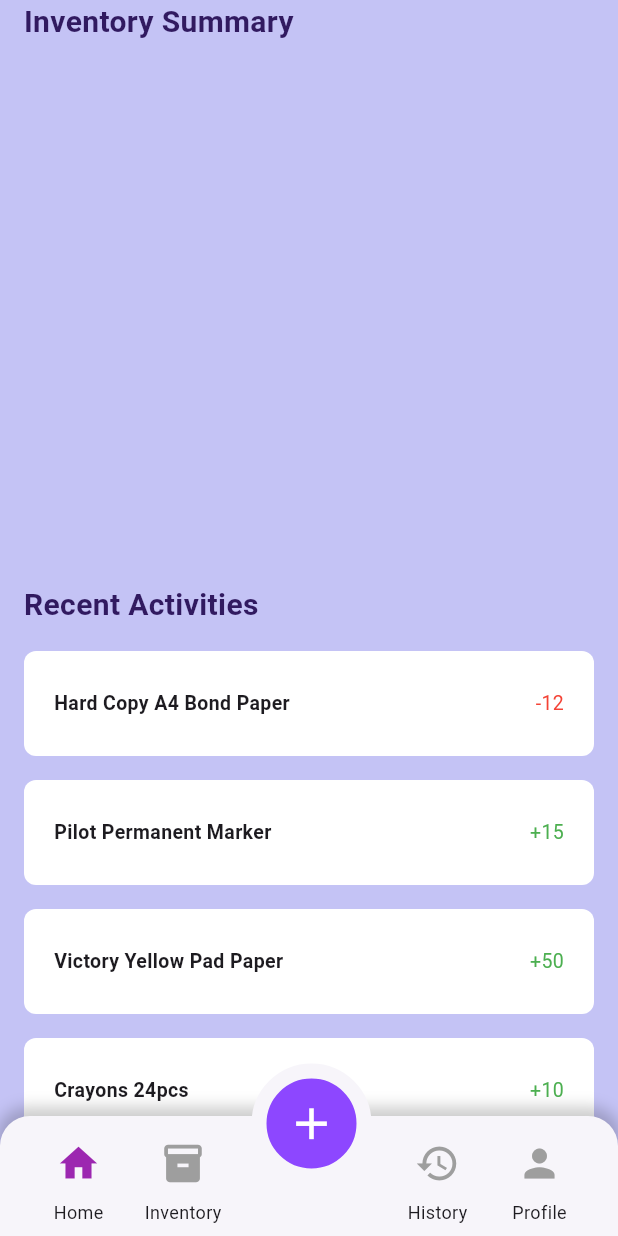
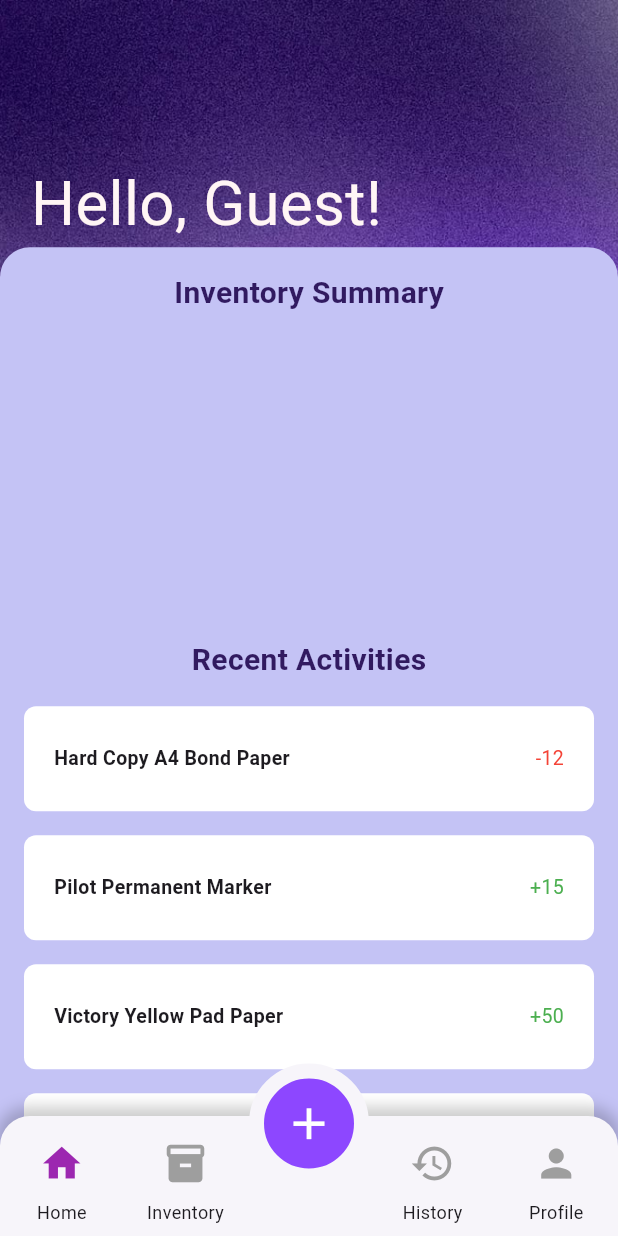
Before and after one commit to RandelYumul/sKEEP, a Flutter app: the screen it shows after launch, after a tap on "LOGIN", on a phone screen of 412 x 824 dp. Run offline on Flutter 3.47's test engine with Material 3 defaults, Android fonts, the phone set to English and light mode, and no system bars.

Commit message:
Login responsive, home, opening, and bottom_nav adjusted.

```diff
--- a/skeep/lib/pages/home_page.dart
+++ b/skeep/lib/pages/home_page.dart
@@ -3,10 +3,11 @@ import 'package:skeep/pages/widgets/recent_activities.dart';
 import 'widgets/bottom_nav.dart';
 
 class HomePage extends StatelessWidget {
-  HomePage({super.key});
+  HomePage({super.key, required this.username});
 
-  List recentActivities = [
-    // Example data
+  final String username;
+
+  final List recentActivities = [
     {'productName': 'Hard Copy A4 Bond Paper', 'quantityChange': -12},
     {'productName': 'Pilot Permanent Marker', 'quantityChange': 15},
     {'productName': 'Victory Yellow Pad Paper', 'quantityChange': 50},
@@ -26,37 +27,50 @@ class HomePage extends StatelessWidget {
             fit: BoxFit.cover,
           ),
         ),
-        child: Container(
+        child: Column(
+          mainAxisAlignment: MainAxisAlignment.end,
+          children: [
+            SizedBox(
+              width: MediaQuery.of(context).size.width * 0.9,
+              child: Text("Hello, $username!",
+              style: TextStyle(
+                color: Color(0xFFFFF5F5),
+                fontSize: MediaQuery.of(context).size.height * 0.05),
+                textAlign: TextAlign.left,
+                ),
+              ),
+            Container(
+              height: MediaQuery.of(context).size.height * 0.8,
+              width: double.infinity,
+              decoration: const BoxDecoration(
                 color: Color(0xFFC4C3F5),
-          child: Center(
+                borderRadius: BorderRadius.only(
+                  topLeft: Radius.circular(20),
+                  topRight: Radius.circular(20),
+                ),
+              ),
               child: Column(
                 children: [
                   // Inventory Summary
-                Container(
-                  padding: EdgeInsets.only(left: 16),
-                  alignment: Alignment.centerLeft,
+                  Padding(
+                    padding: const EdgeInsets.only(top: 16),
                     child: Text(
                       'Inventory Summary',
-                    textAlign: TextAlign.right,
-                    style: TextStyle(
+                      style: const TextStyle(
                         fontSize: 20,
                         fontWeight: FontWeight.bold,
                         color: Color(0xFF311A60),
                       ),
                     ),
                   ),
-                SizedBox(height: 300), //Temporary space for inventory summary
-                // Horizontal Line
-                SizedBox(height: 60),
+                  const SizedBox(height: 200), // temporary space
 
-                //Recent Activites
-                Container(
-                  padding: EdgeInsets.only(left: 16),
-                  alignment: Alignment.centerLeft,
+                  // Recent Activities
+                  Padding(
+                    padding: const EdgeInsets.only(top: 16),
                     child: Text(
                       'Recent Activities',
-                    textAlign: TextAlign.right,
-                    style: TextStyle(
+                      style: const TextStyle(
                         fontSize: 20,
                         fontWeight: FontWeight.bold,
                         color: Color(0xFF311A60),
@@ -70,15 +84,16 @@ class HomePage extends StatelessWidget {
                       itemBuilder: (context, index) {
                         return RecentActivities(
                           productName: recentActivities[index]['productName'],
-                        quantityChange:
-                            recentActivities[index]['quantityChange'],
+                          quantityChange: recentActivities[index]['quantityChange'],
                         );
                       },
                     ),
                   ),
+                  SizedBox(height: MediaQuery.of(context).size.height * 0.03),
                 ],
               ),
             ),
+          ],
         ),
       ),
 
--- a/skeep/lib/pages/login_page.dart
+++ b/skeep/lib/pages/login_page.dart
@@ -3,7 +3,9 @@ import 'package:skeep/pages/home_page.dart';
 import 'sign_up_page.dart';
 
 class LoginPage extends StatelessWidget {
-  const LoginPage({super.key});
+  LoginPage({super.key});
+
+  final TextEditingController _usernameController = TextEditingController();
 
   @override
   Widget build(BuildContext context) {
@@ -17,13 +19,16 @@ class LoginPage extends StatelessWidget {
             fit: BoxFit.cover,
           ),
         ),
+        child: SingleChildScrollView(
           child: Column(
             mainAxisAlignment: MainAxisAlignment.center,
             children: [
-            Image.asset('lib/assets/Logo.png', width: 110),
-            const SizedBox(height: 40),
+              SizedBox(height: (MediaQuery.of(context).size.height * 0.07).clamp(1, 600)),
+              Image.asset('lib/assets/Logo.png', width: (MediaQuery.of(context).size.width * 0.3).clamp(50.0, 100.0)),
+              SizedBox(height: MediaQuery.of(context).size.height * 0.03),
               Container(
-              width: 300,
+                width: MediaQuery.of(context).size.width * 0.7,
+                constraints: const BoxConstraints(minWidth: 200, maxWidth: 500),
                 padding: const EdgeInsets.all(30),
                 decoration: BoxDecoration(
                   color: const Color(0x80F0F8FF),
@@ -44,28 +49,27 @@ class LoginPage extends StatelessWidget {
                         textAlign: TextAlign.center,
                       ),
                     ),
-                  SizedBox(height: 3),
-                  SizedBox(
-                    width: double.infinity,
-                    child: const Text(
+                    SizedBox(height: MediaQuery.of(context).size.height * 0.005),
+                    const Text(
                       'Email/Username',
                       style: TextStyle(fontSize: 12, color: Color(0xFF634795)),
                       textAlign: TextAlign.left,
                     ),
-                  ),
-                  SizedBox(height: 5),
-                  SizedBox(
-                    width: double.infinity,
-                    child: TextField(
+                    const SizedBox(height: 5),
+                    TextField(
+                      controller: _usernameController,
                       decoration: InputDecoration(
-                        prefixIcon: Icon(Icons.person),
+                        prefixIcon: const Icon(Icons.person),
                         hintText: 'Enter email/username here',
                         hintStyle: TextStyle(
                           fontSize: 12,
                           color: Colors.grey[600],
                           fontStyle: FontStyle.italic,
                         ),
-                        contentPadding: EdgeInsets.symmetric(vertical: 5),
+                        contentPadding: EdgeInsets.symmetric(
+                          vertical: 5,
+                          horizontal: MediaQuery.of(context).size.width * 0.02,
+                        ),
                         border: OutlineInputBorder(
                           borderRadius: BorderRadius.circular(10),
                         ),
@@ -73,29 +77,27 @@ class LoginPage extends StatelessWidget {
                         fillColor: Colors.white.withOpacity(0.8),
                       ),
                     ),
-                  ),
-                  SizedBox(height: 10),
-                  SizedBox(
-                    width: double.infinity,
-                    child: const Text(
+                    const SizedBox(height: 10),
+                    const Text(
                       'Password',
                       style: TextStyle(fontSize: 12, color: Color(0xFF634795)),
                       textAlign: TextAlign.left,
                     ),
-                  ),
-                  SizedBox(height: 5),
-                  SizedBox(
-                    width: double.infinity,
-                    child: TextField(
+                    const SizedBox(height: 5),
+                    TextField(
+                      obscureText: true,
                       decoration: InputDecoration(
-                        prefixIcon: Icon(Icons.lock),
+                        prefixIcon: const Icon(Icons.lock),
                         hintText: 'Enter password here',
                         hintStyle: TextStyle(
                           fontSize: 12,
                           color: Colors.grey[600],
                           fontStyle: FontStyle.italic,
                         ),
-                        contentPadding: EdgeInsets.symmetric(vertical: 5),
+                        contentPadding: EdgeInsets.symmetric(
+                          vertical: 5,
+                          horizontal: MediaQuery.of(context).size.width * 0.02,
+                        ),
                         border: OutlineInputBorder(
                           borderRadius: BorderRadius.circular(10),
                         ),
@@ -103,21 +105,21 @@ class LoginPage extends StatelessWidget {
                         fillColor: Colors.white.withOpacity(0.8),
                       ),
                     ),
-                  ),
-                  SizedBox(height: 30),
+                    SizedBox(height: MediaQuery.of(context).size.height * 0.04),
                     SizedBox(
                       width: double.infinity,
                       height: 40,
                       child: ElevatedButton(
                         onPressed: () {
-                        print('Login button pressed');
+                          String username = _usernameController.text.trim();
+                          if (username.isEmpty) username = "Guest";
                           Navigator.push(
                             context,
-                          MaterialPageRoute(builder: (context) => HomePage()),
+                            MaterialPageRoute(builder: (context) => HomePage(username: username)),
                           );
                         },
                         style: ElevatedButton.styleFrom(
-                        backgroundColor: Color(0xFF311A60),
+                          backgroundColor: const Color(0xFF311A60),
                           shape: RoundedRectangleBorder(
                             borderRadius: BorderRadius.circular(10),
                           ),
@@ -132,122 +134,97 @@ class LoginPage extends StatelessWidget {
                         ),
                       ),
                     ),
-                  SizedBox(height: 5),
-                  SizedBox(
-                    width: double.infinity,
-                    child: const Text(
+                    const SizedBox(height: 5),
+                    const Align(
+                      alignment: Alignment.centerRight,
+                      child: Text(
                         'Forgot your password?',
                         style: TextStyle(fontSize: 12, color: Color(0xFF8D47FF)),
-                      textAlign: TextAlign.right,
                       ),
                     ),
-                  SizedBox(height: 20),
-                  SizedBox(
-                    width: double.infinity,
-                    child: const Text(
+                    const SizedBox(height: 20),
+                    const Center(
+                      child: Text(
                         'or continue with',
                         style: TextStyle(fontSize: 12, color: Color(0xFF311A60)),
-                      textAlign: TextAlign.center,
                       ),
                     ),
-                  SizedBox(height: 15),
-                  SizedBox(
-                    child: Row(
+                    const SizedBox(height: 15),
+                    Row(
                       mainAxisAlignment: MainAxisAlignment.center,
                       children: [
-                        Container(
+                        Flexible(
+                          child: Container(
                             width: 50,
                             height: 50,
                             decoration: BoxDecoration(
-                            color: Color(0xFF9E79D6).withOpacity(0.4),
-                            border: Border.all(
-                              color: Color(0xFF634795),
-                              width: 2,
-                            ),
+                              color: const Color(0xFF9E79D6).withOpacity(0.4),
+                              border: Border.all(color: const Color(0xFF634795), width: 2),
                               borderRadius: BorderRadius.circular(8),
                             ),
                             child: Padding(
                               padding: const EdgeInsets.all(8.0),
-                            child: Image.asset(
-                              'lib/assets/facebook.png',
-                              fit: BoxFit.contain,
+                              child: Image.asset('lib/assets/facebook.png', fit: BoxFit.contain),
                             ),
                           ),
                         ),
-                        SizedBox(width: 20),
-                        Container(
+                        SizedBox(width: 10),
+                        Flexible(
+                          child: Container(
                             width: 50,
                             height: 50,
                             decoration: BoxDecoration(
-                            color: Color(0xFF9E79D6).withOpacity(0.4),
-                            border: Border.all(
-                              color: Color(0xFF634795),
-                              width: 2,
-                            ),
+                              color: const Color(0xFF9E79D6).withOpacity(0.4),
+                              border: Border.all(color: const Color(0xFF634795), width: 2),
                               borderRadius: BorderRadius.circular(8),
                             ),
                             child: Padding(
                               padding: const EdgeInsets.all(8.0),
-                            child: Image.asset(
-                              'lib/assets/gmail.png',
-                              fit: BoxFit.contain,
+                              child: Image.asset('lib/assets/gmail.png', fit: BoxFit.contain),
                             ),
                           ),
                         ),
-                        SizedBox(width: 20),
-                        Container(
+                        SizedBox(width: 5),
+                        Flexible(
+                          child: Container(
                             width: 50,
                             height: 50,
                             decoration: BoxDecoration(
-                            color: Color(0xFF9E79D6).withOpacity(0.4),
-                            border: Border.all(
-                              color: Color(0xFF634795),
-                              width: 2,
-                            ),
+                              color: const Color(0xFF9E79D6).withOpacity(0.4),
+                              border: Border.all(color: const Color(0xFF634795), width: 2),
                               borderRadius: BorderRadius.circular(8),
                             ),
                             child: Padding(
                               padding: const EdgeInsets.all(8.0),
-                            child: Image.asset(
-                              'lib/assets/github.png',
-                              fit: BoxFit.contain,
+                              child: Image.asset('lib/assets/github.png', fit: BoxFit.contain),
                             ),
                           ),
                         ),
                       ],
                     ),
-                  ),
-                  SizedBox(height: 50),
-                  SizedBox(
-                    width: double.infinity,
-                    child: Center(
+                    SizedBox(height: MediaQuery.of(context).size.height * 0.06.clamp(0.01, 0.02)),
+                    Center(
                       child: Row(
                         mainAxisSize: MainAxisSize.min,
                         children: [
                           Text(
                             "Don't have an account yet?",
-                            style: TextStyle(fontSize: 12),
+                            style: TextStyle(fontSize: (MediaQuery.of(context).size.width * 0.025).clamp(3.0, 10.0)),
                           ),
-                          SizedBox(width: 5),
+                          const SizedBox(width: 5),
                           GestureDetector(
                             onTap: () {
                               Navigator.push(
                                 context,
-                                MaterialPageRoute(
-                                  builder: (context) => SignUpPage(),
-                                ),
+                                MaterialPageRoute(builder: (context) => SignUpPage()),
                               );
                             },
                             child: Text(
                               "Register here!",
                               style: TextStyle(
-                                fontSize: 12,
+                                fontSize: (MediaQuery.of(context).size.width * 0.025).clamp(3.0, 10.0),
                                 color: Color(0xFF8D47FF),
                                 fontWeight: FontWeight.bold,
-                              ),
-                            ),
-                          ),
-                        ],
                               ),
                             ),
                           ),
@@ -257,6 +234,10 @@ class LoginPage extends StatelessWidget {
                   ],
                 ),
               ),
+            ],
+          ),
+        ),
+      ),
     );
   }
 }
--- a/skeep/lib/pages/opening_page.dart
+++ b/skeep/lib/pages/opening_page.dart
@@ -30,7 +30,7 @@ class _OpeningPageState extends State<OpeningPage>
       Future.delayed(const Duration(seconds: 5), () {
       Navigator.pushReplacement(
         context,
-        MaterialPageRoute(builder: (context) => const LoginPage()),
+        MaterialPageRoute(builder: (context) => LoginPage()),
       );
     });
     }
--- a/skeep/lib/pages/widgets/bottom_nav.dart
+++ b/skeep/lib/pages/widgets/bottom_nav.dart
@@ -7,10 +7,12 @@ import '../history_page.dart';
 
 class CustomBottomNavBar extends StatelessWidget {
   final int selectedIndex;
+  final String? username;
 
   const CustomBottomNavBar({
     super.key,
     this.selectedIndex = 0,
+    this.username,
   });
 
   @override
@@ -33,11 +35,10 @@ class CustomBottomNavBar extends StatelessWidget {
         ],
       ),
       child: Row(
-        mainAxisAlignment: MainAxisAlignment.center,
+        mainAxisAlignment: MainAxisAlignment.spaceEvenly,
         children: [
           // Home
-          Padding(
-            padding: const EdgeInsets.only(right: 20),
+          Expanded(
             child: Column(
               mainAxisSize: MainAxisSize.min,
               children: [
@@ -46,23 +47,30 @@ class CustomBottomNavBar extends StatelessWidget {
                   color: selectedIndex == 0 ? Colors.purple : Colors.grey,
                   iconSize: 30,
                   onPressed: () {
+                    if (username != null) {
                       Navigator.push(
                         context,
-                      MaterialPageRoute(builder: (context) => HomePage()),
+                        MaterialPageRoute(
+                          builder: (context) => HomePage(username: username!),
+                        ),
                       );
+                    } else {
+                      Navigator.push(
+                        context,
+                        MaterialPageRoute(
+                          builder: (context) => HomePage(username: "Guest"),
+                        ),
+                      );
+                    }
                   },
                 ),
-                const Text(
-                  'Home',
-                  style: TextStyle(fontSize: 12),
-                ),
+                const Text('Home', style: TextStyle(fontSize: 12)),
               ],
             ),
           ),
 
           // Inventory
-          Padding(
-            padding: const EdgeInsets.only(right: 10),
+          Expanded(
             child: Column(
               mainAxisSize: MainAxisSize.min,
               children: [
@@ -77,33 +85,25 @@ class CustomBottomNavBar extends StatelessWidget {
                     );
                   },
                 ),
-                const Text(
-                  'Inventory',
-                  style: TextStyle(fontSize: 12),
-                ),
+                const Text('Inventory', style: TextStyle(fontSize: 12)),
               ],
             ),
           ),
 
           // Center Add Button
-          Transform.translate(
+          Expanded(
+            child: Transform.translate(
               offset: const Offset(0, -35),
               child: Container(
-              width: 100,
-              height: 100,
+                width: 80,
+                height: 80,
                 decoration: BoxDecoration(
                   color: const Color(0xFF8D47FF),
                   shape: BoxShape.circle,
-                border: Border.all(
-                  color: const Color(0xFFF7F5FA),
-                  width: 10,
-                ),
+                  border: Border.all(color: Color(0xFFF7F5FA), width: 10),
                 ),
                 child: IconButton(
-                icon: const Icon(
-                  Icons.add,
-                  color: Colors.white,
-                ),
+                  icon: const Icon(Icons.add, color: Colors.white),
                   iconSize: 35,
                   onPressed: () {
                     Navigator.push(
@@ -114,10 +114,10 @@ class CustomBottomNavBar extends StatelessWidget {
                 ),
               ),
             ),
+          ),
 
           // History
-          Padding(
-            padding: const EdgeInsets.only(left: 10),
+          Expanded(
             child: Column(
               mainAxisSize: MainAxisSize.min,
               children: [
@@ -132,17 +132,13 @@ class CustomBottomNavBar extends StatelessWidget {
                     );
                   },
                 ),
-                const Text(
-                  'History',
-                  style: TextStyle(fontSize: 12),
-                ),
+                const Text('History', style: TextStyle(fontSize: 12)),
               ],
             ),
           ),
 
           // Profile
-          Padding(
-            padding: const EdgeInsets.only(left: 20),
+          Expanded(
             child: Column(
               mainAxisSize: MainAxisSize.min,
               children: [
@@ -157,10 +153,7 @@ class CustomBottomNavBar extends StatelessWidget {
                     );
                   },
                 ),
-                const Text(
-                  'Profile',
-                  style: TextStyle(fontSize: 12),
-                ),
+                const Text('Profile', style: TextStyle(fontSize: 12)),
               ],
             ),
           ),
```
Also changed, not shown: skeep/pubspec.lock. Lines whose indentation alone changed are shown as unchanged.
